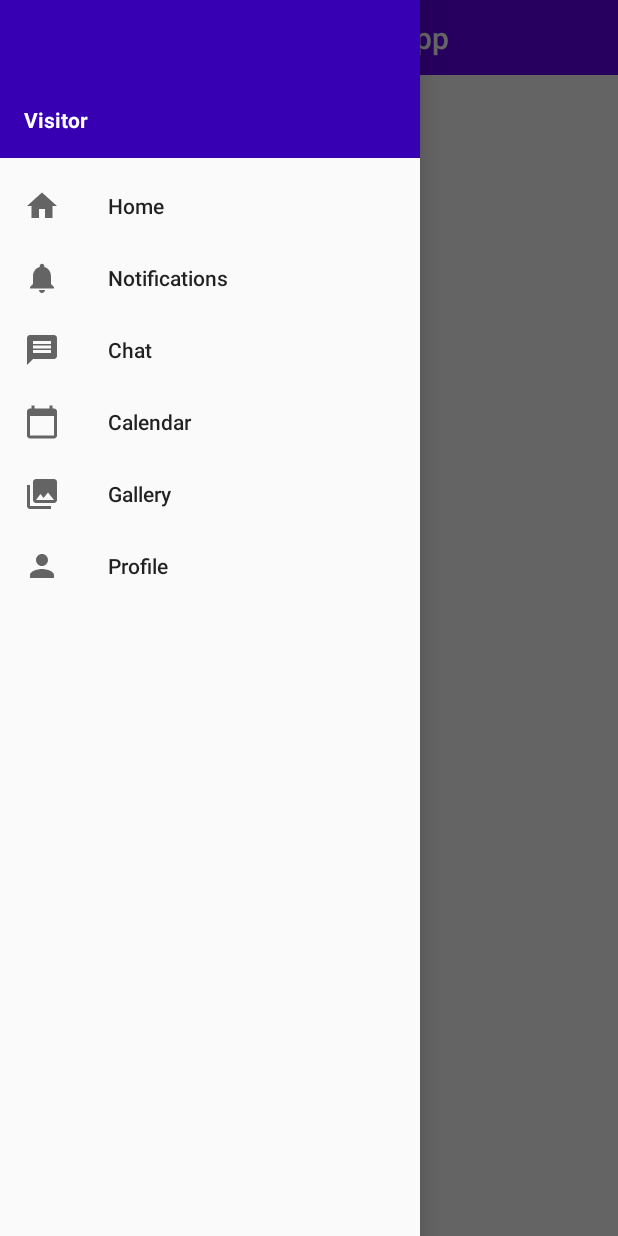
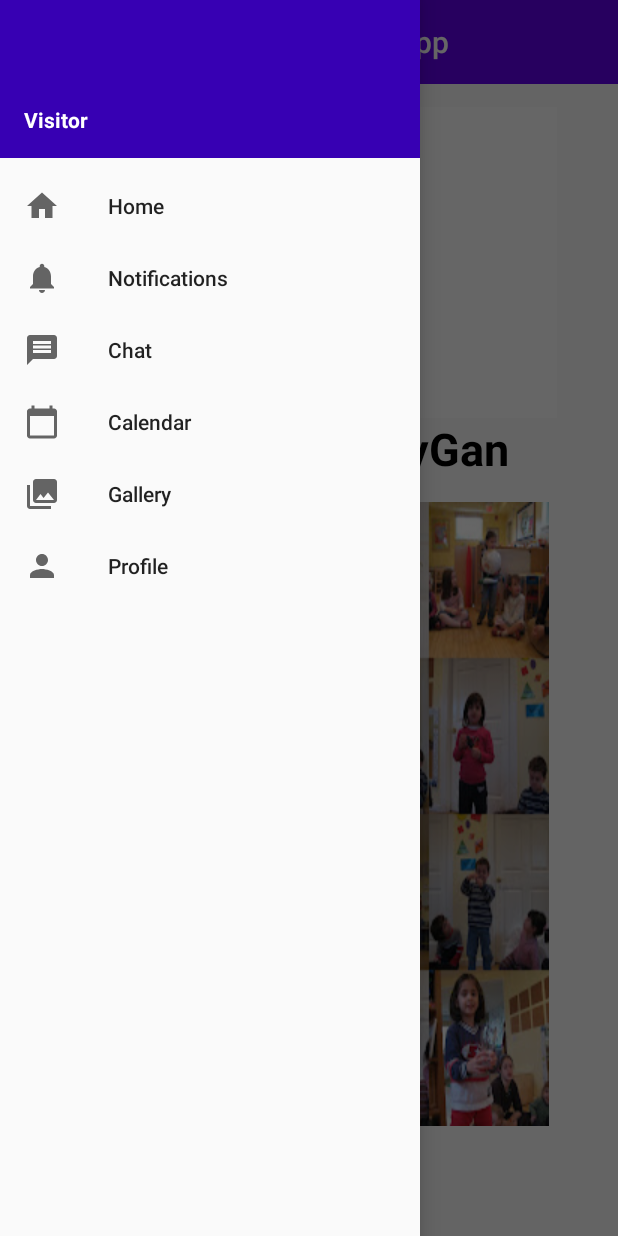
Before and after one commit to IzabelaB205/GardenManagmentApp, an Android app: the screen it shows after launch (MainActivity), with the side drawer open, on a phone screen of 412 x 824 dp. Run offline under Robolectric (Android 15) with nearby library versions, the phone set to English and light mode, and no system bars; our stand-ins replace Firebase (no records; nobody signed in at launch, a user with empty details on screens opened directly).

Commit message:
navigation

```diff
--- a/app/build.gradle
+++ b/app/build.gradle
@@ -40,6 +40,7 @@ dependencies {
     implementation 'androidx.legacy:legacy-support-v4:1.0.0'
     implementation 'de.hdodenhof:circleimageview:3.1.0'
     implementation 'com.google.firebase:firebase-storage:20.0.0'
+
     testImplementation 'junit:junit:4.+'
     androidTestImplementation 'androidx.test.ext:junit:1.1.3'
     androidTestImplementation 'androidx.test.espresso:espresso-core:3.4.0'
--- a/app/src/main/AndroidManifest.xml
+++ b/app/src/main/AndroidManifest.xml
@@ -11,7 +11,7 @@
         android:roundIcon="@mipmap/ic_launcher_round"
         android:supportsRtl="true"
         android:theme="@style/Theme.GardenManagmentApp">
-        <activity android:name=".activities.MainActivity">
+        <activity android:name=".activities.MainActivity" android:screenOrientation="portrait">
             <intent-filter>
                 <action android:name="android.intent.action.MAIN" />
 
--- a/app/src/main/java/com/example/gardenmanagmentapp/fragments/HomeFragment.java
+++ b/app/src/main/java/com/example/gardenmanagmentapp/fragments/HomeFragment.java
@@ -1,19 +1,25 @@
 package com.example.gardenmanagmentapp.fragments;
 
+import android.content.Context;
 import android.os.Bundle;
 import android.view.LayoutInflater;
 import android.view.View;
 import android.view.ViewGroup;
+import android.widget.Button;
+import android.widget.Toast;
 
 import androidx.annotation.NonNull;
 import androidx.annotation.Nullable;
 import androidx.fragment.app.Fragment;
 
 import com.example.gardenmanagmentapp.R;
+import com.example.gardenmanagmentapp.model.Picture;
 
 import org.jetbrains.annotations.NotNull;
 
 public class HomeFragment extends Fragment {
+
+    private HomeFragmentListener listener;
 
     @Nullable
     @org.jetbrains.annotations.Nullable
@@ -21,4 +27,35 @@ public class HomeFragment extends Fragment {
     public View onCreateView(@NonNull @NotNull LayoutInflater inflater, @Nullable @org.jetbrains.annotations.Nullable ViewGroup container, @Nullable @org.jetbrains.annotations.Nullable Bundle savedInstanceState) {
         return inflater.inflate(R.layout.fragment_home, container, false);
     }
+
+    @Override
+    public void onAttach(@NonNull @NotNull Context context) {
+        super.onAttach(context);
+
+        try {
+            listener = (HomeFragmentListener) context;
+        } catch (ClassCastException e) {
+            throw new ClassCastException(context.toString() +
+                    "must implement SignInDialogListener");
+        }
+    }
+
+    @Override
+    public void onViewCreated(@NonNull @NotNull View view, @Nullable @org.jetbrains.annotations.Nullable Bundle savedInstanceState) {
+        super.onViewCreated(view, savedInstanceState);
+
+        Button signInBtn = view.findViewById(R.id.default_sign_in_btn);
+        signInBtn.setOnClickListener(new View.OnClickListener() {
+            @Override
+            public void onClick(View v) {
+                Toast.makeText(view.getContext(), "signInBtn", Toast.LENGTH_SHORT).show();
+                listener.displaySignInDialog();
+            }
+        });
+    }
+
+    public interface HomeFragmentListener {
+        void displaySignInDialog();
+    }
+
 }
--- a/app/src/main/java/com/example/gardenmanagmentapp/fragments/NotificationsListFragment.java
+++ b/app/src/main/java/com/example/gardenmanagmentapp/fragments/NotificationsListFragment.java
@@ -4,6 +4,7 @@ import android.os.Bundle;
 import android.view.LayoutInflater;
 import android.view.View;
 import android.view.ViewGroup;
+import android.widget.Toast;
 
 import androidx.annotation.NonNull;
 import androidx.annotation.Nullable;
@@ -45,6 +46,8 @@ public class NotificationsListFragment extends Fragment {
         initViews(view);
         setListeners(view);
 
+        Toast.makeText(view.getContext(), "NotificationsListFragment", Toast.LENGTH_SHORT).show();
+
         //TODO: Check if user is garden manager:
         // if true - make floating action button visible
         // by default the button is invisible
--- a/app/src/main/res/layout/activity_main.xml
+++ b/app/src/main/res/layout/activity_main.xml
@@ -7,17 +7,11 @@
     android:layout_width="match_parent"
     android:layout_height="match_parent"
     android:fitsSystemWindows="true">
-    <RelativeLayout
-        android:layout_width="wrap_content"
-        android:layout_height="wrap_content">
-    <RelativeLayout
-        android:id="@+id/main_something"
+
+    <LinearLayout
         android:layout_width="match_parent"
-        android:layout_height="50dp"
-        android:background="@drawable/backgroundteddy4"
-        android:scaleType="fitXY"
-        tools:context=".activities.MainActivity">
-
+        android:layout_height="match_parent"
+        android:orientation="vertical">
 
         <androidx.appcompat.widget.Toolbar
             android:id="@+id/toolbar"
@@ -27,20 +21,22 @@
             android:theme="@style/ThemeOverlay.AppCompat.Dark"
             tools:ignore="MissingConstraints" />
 
-    </RelativeLayout>
-    <RelativeLayout
-        android:id="@+id/id_to_fill"
-        android:layout_below="@id/main_something"
-        android:layout_width="match_parent"
-        android:layout_height="fill_parent"
-        ></RelativeLayout>
+        <LinearLayout
+            android:layout_width="match_parent"
+            android:layout_height="match_parent"
+            android:id="@+id/id_to_fill"
+            android:orientation="vertical">
 
-    </RelativeLayout>
+        </LinearLayout>
+    </LinearLayout>
+
     <com.google.android.material.navigation.NavigationView
         android:id="@+id/navigation_view"
         android:layout_width="wrap_content"
         android:layout_height="match_parent"
         android:layout_gravity="start"
         app:headerLayout="@layout/navigation_header_layout"
-        app:menu="@menu/navigation_menu" />
+        app:menu="@menu/navigation_menu"
+        />
+
 </androidx.drawerlayout.widget.DrawerLayout>
--- a/app/src/main/res/layout/fragment_calendar.xml
+++ b/app/src/main/res/layout/fragment_calendar.xml
@@ -4,7 +4,7 @@
     android:layout_height="match_parent">
 
     <CalendarView
-        android:layout_width="match_parent"
+        android:layout_width="wrap_content"
         android:layout_height="wrap_content"
         android:id="@+id/calendar_view"
         android:layout_gravity="center"/>
--- a/app/src/main/res/layout/fragment_profile.xml
+++ b/app/src/main/res/layout/fragment_profile.xml
@@ -10,7 +10,8 @@
         android:id="@+id/profile_edit_image_view"
         android:layout_width="wrap_content"
         android:layout_height="wrap_content"
-        android:src="@drawable/ic_settings" />
+        android:src="@drawable/ic_settings"
+        android:layout_gravity="end"/>
 
     <ImageView
         android:id="@+id/profile_image_view"
--- a/app/src/main/res/layout/navigation_header_layout.xml
+++ b/app/src/main/res/layout/navigation_header_layout.xml
@@ -4,10 +4,12 @@
     android:layout_height="105dp"
     android:background="@color/design_default_color_primary_dark"
     android:padding="16dp"
-    android:theme="@style/Theme.AppCompat.DayNight.DarkActionBar"
+    android:theme="@style/ThemeOverlay.AppCompat.Dark"
     android:gravity="bottom"
     android:orientation="vertical">
 
+
+   <!-- android:theme="@style/Theme.AppCompat.DayNight.DarkActionBar"-->
     <TextView
         android:layout_width="match_parent"
         android:layout_height="wrap_content"
--- a/app/src/main/res/menu/navigation_menu.xml
+++ b/app/src/main/res/menu/navigation_menu.xml
@@ -6,32 +6,42 @@
         <item
             android:id="@+id/item_home"
             android:title="@string/item_home"
-            android:icon="@drawable/ic_home"/>
+            android:icon="@drawable/ic_home"
+            android:checked="false"/>
 
         <item
             android:id="@+id/item_notifications"
             android:title="@string/item_notifications"
-            android:icon="@drawable/ic_notifications"/>
+            android:icon="@drawable/ic_notifications"
+            android:checked="false"/>
 
         <item
             android:id="@+id/item_chat"
             android:title="@string/item_chat"
-            android:icon="@drawable/ic_message"/>
+            android:icon="@drawable/ic_message"
+            android:checked="false"/>
+
 
         <item
             android:id="@+id/item_calendar"
             android:title="@string/item_calendar"
-            android:icon="@drawable/ic_calendar"/>
+            android:icon="@drawable/ic_calendar"
+            android:checked="false"/>
+
 
         <item
             android:id="@+id/item_pictures"
             android:title="@string/item_pictures"
-            android:icon="@drawable/ic_photo_library"/>
+            android:icon="@drawable/ic_photo_library"
+            android:checked="false"/>
+
 
         <item
             android:id="@+id/item_profile"
             android:title="@string/item_profile"
-            android:icon="@drawable/ic_person"/>
+            android:icon="@drawable/ic_person"
+            android:checked="false"/>
+
     </group>
 
 </menu>
--- a/build.gradle
+++ b/build.gradle
@@ -18,6 +18,7 @@ allprojects {
         google()
         mavenCentral()
         jcenter() // Warning: this repository is going to shut down soon
+        maven { url 'https://maven.google.com' }
     }
 }
 
```
Also changed, not shown: app/src/main/java/com/example/gardenmanagmentapp/activities/MainActivity.java (+69 -21 lines), app/src/main/res/layout/fragment_home.xml (+8 -7 lines).
